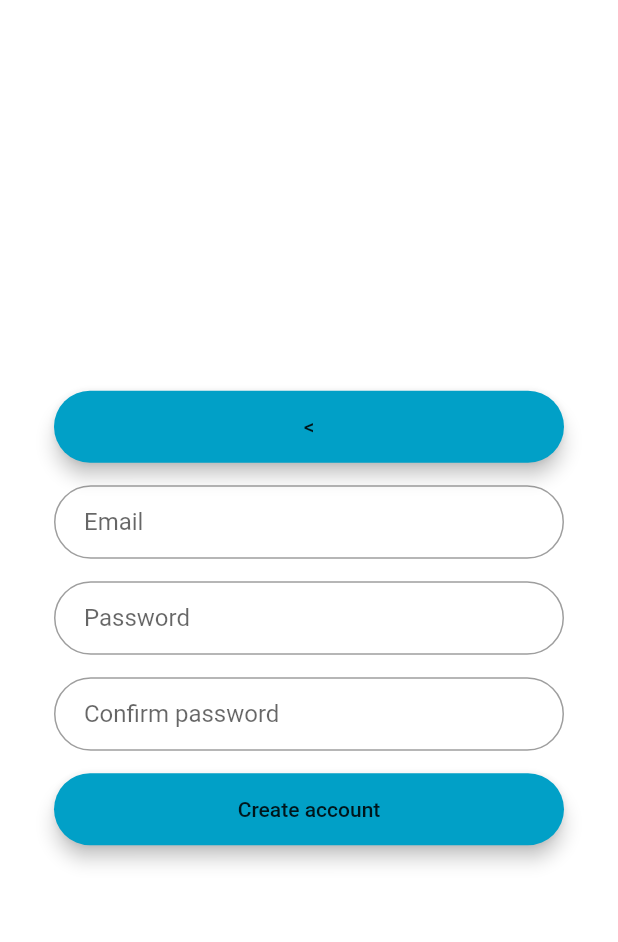
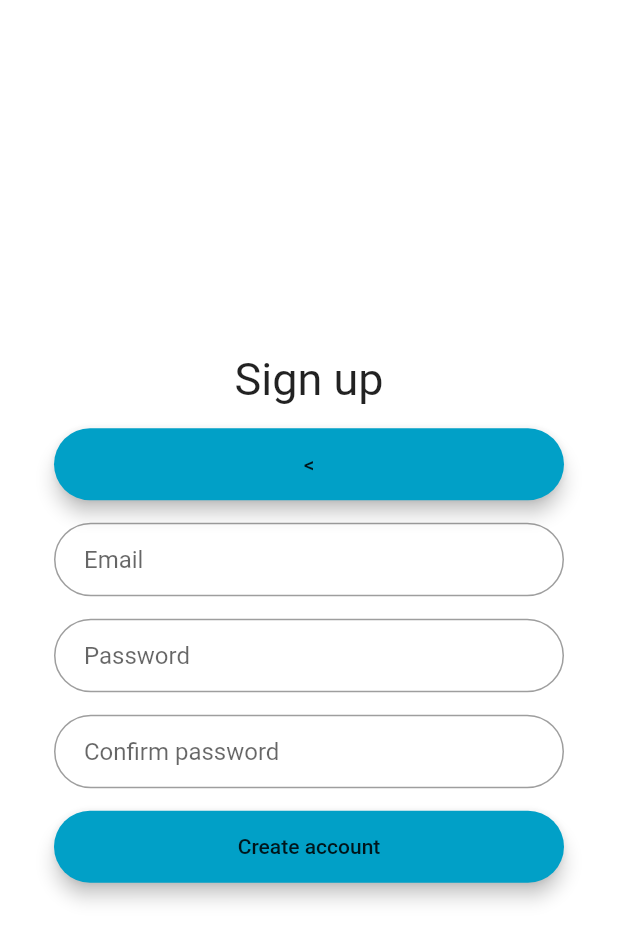
Before and after one commit to Michael-12211/Schedu-block, a Flutter app: the screen it shows after launch, after a tap on "Sign up", on a phone screen of 412 x 824 dp. Shown: the top 942 px of the screen. Run offline on Flutter 3.47's test engine with Material 2 defaults, Android fonts, the light colour scheme and no system bars; our stand-ins replace firebase_auth, firebase_core, firebase_database, rflutter_alert, shared_preferences; missing offline and left inert: spannable_grid; accounts and stored records are empty; network calls fail.

Commit message:
Increased various text sizes. Re-scaled schedules page. Increased max schedule name length. Changed shared preference name so that it is distinct to this application.

```diff
--- a/lib/homePage.dart
+++ b/lib/homePage.dart
@@ -152,7 +152,7 @@ class HomePage extends StatelessWidget {
   void removePreferences () async {
     final prefs = await SharedPreferences.getInstance();
 
-    prefs.remove('user');
+    prefs.remove('schedu_block_user');
 
     print ("the user is no longer persistently logged in");
   }
--- a/lib/main.dart
+++ b/lib/main.dart
@@ -159,7 +159,7 @@ class _LoginState extends State<LoginPage> {
   void savePref (String username) async {
     final prefs = await SharedPreferences.getInstance();
 
-    prefs.setString('user', username);
+    prefs.setString('schedu_block_user', username);
 
     print ("saved " + username);
   }
@@ -167,7 +167,7 @@ class _LoginState extends State<LoginPage> {
   void autoLogin () async {
     final prefs = await SharedPreferences.getInstance();
 
-    String saved = prefs.getString('user') ?? "not logged in";
+    String saved = prefs.getString('schedu_block_user') ?? "not logged in";
 
     if (saved != "not logged in") {
       print (saved + "was automatically logged in!");
--- a/lib/signup.dart
+++ b/lib/signup.dart
@@ -147,6 +147,8 @@ class _SignUpState extends State<SignUp> {
                       crossAxisAlignment: CrossAxisAlignment.center,
                       mainAxisAlignment: MainAxisAlignment.center,
                       children: <Widget>[
+                        Text ("Sign up", style: TextStyle(fontSize: 30)),
+                        SizedBox(height: 15),
                         backButton,
                         SizedBox(height: 15),
                         emailField,
```
Also changed, not shown: lib/dailyview.dart (+4 -4 lines), lib/schedules.dart (+7 -5 lines).
